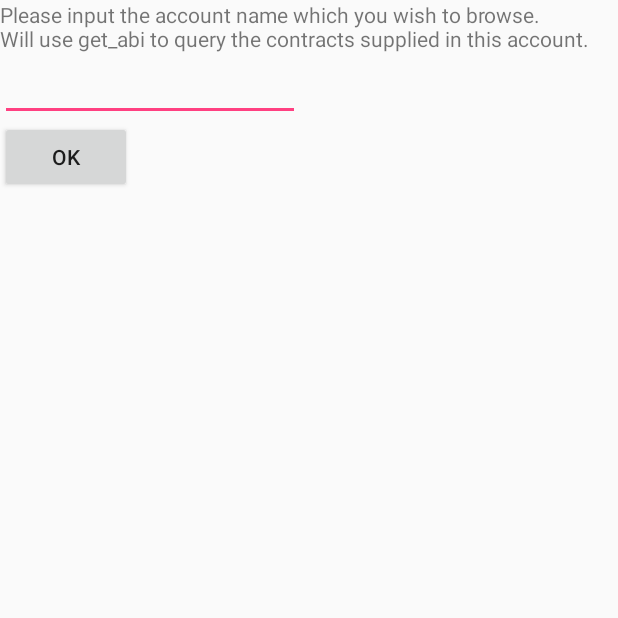
After one commit to maodaishan/bctest, an Android app: the EOSBrowser screen opened directly, with no data from a screen before it, on a phone screen of 412 x 824 dp, the top half of it. The commit adds this screen. Run offline under Robolectric (Android 15) with nearby library versions, the phone set to English and light mode, and no system bars.

Commit message:
add function:EOS browser.
User Browser, you can input any account, and get the contract it supported.
and execute it.
you just need to fill right parameters and click execute.

```diff
--- a/app/src/main/AndroidManifest.xml
+++ b/app/src/main/AndroidManifest.xml
@@ -36,6 +36,10 @@
         <activity android:name=".UI.EOSWalletManagerActivity"
             android:label="Manage wallet"
             android:theme="@style/AppTheme.NoActionBar"/>
+        <activity android:name=".UI.EOSBrowser"
+            android:label="Manage wallet"
+            android:theme="@style/AppTheme.NoActionBar"/>
+
     </application>
 
 </manifest>
--- /dev/null
+++ b/app/src/main/res/layout/eos_browser.xml
@@ -0,0 +1,93 @@
+<?xml version="1.0" encoding="utf-8"?>
+<ScrollView xmlns:android="http://schemas.android.com/apk/res/android"
+    android:layout_width="match_parent"
+    android:layout_height="wrap_content">
+<LinearLayout
+    android:id="@+id/total"
+    android:layout_width="match_parent"
+    android:layout_height="wrap_content"
+    android:orientation="vertical">
+    <LinearLayout
+        android:id="@+id/browse_container"
+        android:orientation="vertical"
+        android:layout_width="match_parent"
+        android:layout_height="wrap_content">
+        <TextView
+            android:id="@+id/info"
+            android:layout_width="match_parent"
+            android:layout_height="wrap_content"
+            android:text="@string/browser_info"/>
+        <EditText
+            android:id="@+id/account"
+            android:maxLength="12"
+            android:layout_width="@dimen/editor_length_short"
+            android:layout_height="wrap_content" />
+        <Button
+            android:id="@+id/button_query"
+            android:layout_width="wrap_content"
+            android:layout_height="wrap_content"
+            android:text="@android:string/ok"/>
+        <ListView
+            android:id="@+id/action_list"
+            android:layout_width="match_parent"
+            android:layout_height="wrap_content"/>
+    </LinearLayout>
+    <LinearLayout
+        android:id="@+id/action_container"
+        android:layout_width="match_parent"
+        android:layout_height="wrap_content"
+        android:orientation="vertical"
+        android:visibility="gone">
+        <TextView
+            android:id="@+id/action_info"
+            android:layout_width="match_parent"
+            android:layout_height="wrap_content" />
+        <ListView
+            android:id="@+id/action_args_list"
+            android:layout_width="match_parent"
+            android:layout_height="wrap_content"/>
+        <LinearLayout
+            android:layout_width="match_parent"
+            android:layout_height="wrap_content"
+            android:orientation="vertical">
+            <LinearLayout
+                android:layout_width="match_parent"
+                android:layout_height="wrap_content"
+                android:orientation="horizontal">
+                <TextView
+                    android:layout_width="wrap_content"
+                    android:layout_height="wrap_content"
+                    android:text="Authorization,account:"/>
+                <EditText
+                    android:id="@+id/auth_account"
+                    android:layout_width="@dimen/editor_length_short"
+                    android:layout_height="wrap_content"
+                    android:maxLength="12"/>
+            </LinearLayout>
+            <LinearLayout
+                android:layout_width="match_parent"
+                android:layout_height="wrap_content"
+                android:orientation="horizontal">
+                <TextView
+                    android:layout_width="wrap_content"
+                    android:layout_height="wrap_content"
+                    android:text="Authorization,permission:"/>
+                <EditText
+                    android:id="@+id/auth_permission"
+                    android:layout_width="@dimen/editor_length_short"
+                    android:layout_height="wrap_content"
+                    android:maxLength="12"/>
+            </LinearLayout>
+        </LinearLayout>
+        <Button
+            android:id="@+id/execute"
+            android:layout_width="wrap_content"
+            android:layout_height="wrap_content"
+            android:text="@android:string/ok"/>
+        <TextView
+            android:id="@+id/execute_result"
+            android:layout_width="match_parent"
+            android:layout_height="wrap_content" />
+    </LinearLayout>
+</LinearLayout>
+</ScrollView>
--- a/app/src/main/res/values/dimens.xml
+++ b/app/src/main/res/values/dimens.xml
@@ -2,4 +2,5 @@
     <dimen name="fab_margin">16dp</dimen>
     <dimen name="text_font_big">24dp</dimen>
     <dimen name="editor_length_short">200dp</dimen>
+    <dimen name="execute_item_height">50dp</dimen>
 </resources>
--- a/app/src/main/res/values/strings.xml
+++ b/app/src/main/res/values/strings.xml
@@ -46,4 +46,7 @@
     <string name="eos_for_cpu">How much EOS for CPU (only input integer,ex. "1")</string>
     <string name="eos_for_net">How much EOS for NET (only input integer,ex. "1")</string>
     <string name="illegal_cpu_net">Illegal input of CPU/NET</string>
+    <string name="browser_info">Please input the account name which you wish to browse.\nWill use get_abi to query the contracts supplied in this account.</string>
+    <string name="empty_input">Some input is empty.</string>
+    <string name="get_abi_err">get_abi failed, please retry.</string>
 </resources>
```
Also changed, not shown: app/src/main/java/com/maods/bctest/EOS/Action.java (+8 -6 lines), app/src/main/java/com/maods/bctest/EOS/EOSAbiHelper.java (added, +64 -0 lines), app/src/main/java/com/maods/bctest/EOS/EOSOperations.java (+26 -5 lines), app/src/main/java/com/maods/bctest/EOS/EOSUtils.java (+16 -0 lines), app/src/main/java/com/maods/bctest/UI/ChainHomeActivity.java (+15 -5 lines), app/src/main/java/com/maods/bctest/UI/EOSBrowser.java (added, +415 -0 lines), app/src/main/java/com/maods/bctest/UI/EOSInfoActivity.java (+10 -25 lines), app/src/main/java/com/maods/bctest/UI/EOSListActivity.java (+4 -4 lines), app/src/main/res/layout/eos_execute_item.xml (added, +31 -0 lines).
